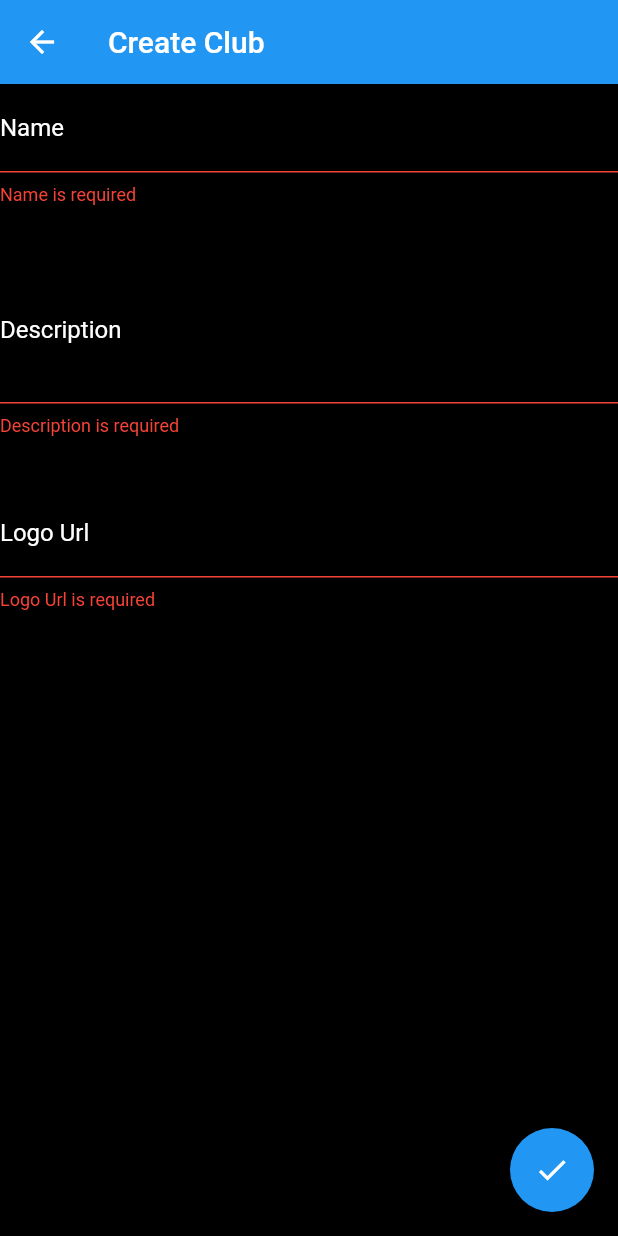
After one commit to StiveDevs/flutter_stive, a Flutter app: the CreateClub screen opened directly, after a tap on the "check" icon, on a phone screen of 412 x 824 dp. The commit adds this screen. Run offline on Flutter 3.47's test engine with Material 2 defaults, Android fonts, the phone set to English and light mode, and no system bars; our stand-ins replace flutter_login, flutter_spinkit; missing offline and left inert: polls.

Commit message:
added create club feature

```diff
--- a/lib/screens/clubs.dart
+++ b/lib/screens/clubs.dart
@@ -1,8 +1,7 @@
 import 'package:flutter/material.dart';
-import 'package:flutter/widgets.dart';
 import 'package:stive/dummy/club_data.dart';
-import 'package:stive/dummy/student_data.dart';
 import 'package:stive/screens/clubs_desp.dart';
+import 'package:stive/widgets/create_club.dart';
 
 class Clubs extends StatefulWidget {
   const Clubs({Key? key}) : super(key: key);
@@ -14,8 +13,7 @@ class Clubs extends StatefulWidget {
 class _ClubsState extends State<Clubs> {
   @override
   Widget build(BuildContext context) {
-    return Container(
-      child: ListView.builder(
+    return ListView.builder(
         itemCount: DUMMY_CLUB.length,
         itemBuilder: (BuildContext ctx, int index) {
           return Card(
@@ -40,7 +38,6 @@ class _ClubsState extends State<Clubs> {
               },
             ),
           );
-          }),
-    );
+        });
   }
 }
--- a/lib/screens/create_add_post.dart
+++ b/lib/screens/create_add_post.dart
@@ -12,11 +12,8 @@ class CreateAddPost extends StatefulWidget {
 }
 
 class _CreateAddPostState extends State<CreateAddPost> {
-  String? title;
-  String? description;
-  String? imageUrl;
+  String? title, description, imageUrl;
   PollWidget? poll;
-  FocusNode myFocusNode = new FocusNode();
   final _form = GlobalKey<FormState>();
   void _saveForm() {
     final isValid = _form.currentState!.validate();
@@ -53,6 +50,7 @@ class _CreateAddPostState extends State<CreateAddPost> {
       style: const TextStyle(color: Colors.white),
       decoration: const InputDecoration(
           labelText: 'Description', labelStyle: TextStyle(color: Colors.white)),
+      maxLines: 3,
       validator: (String? value) {
         if (value!.isEmpty) return 'Description is required';
       },
@@ -89,7 +87,13 @@ class _CreateAddPostState extends State<CreateAddPost> {
               child: Column(
                 children: [
                   buildTitle(),
+                  const SizedBox(
+                    height: 35,
+                  ),
                   buildDescription(),
+                  const SizedBox(
+                    height: 35,
+                  ),
                   buildImage(),
                   //buildPoll(),
                 ],
--- a/lib/screens/home_screen.dart
+++ b/lib/screens/home_screen.dart
@@ -2,6 +2,7 @@ import 'package:flutter/material.dart';
 import 'package:stive/models/student.dart';
 import 'package:stive/screens/settings.dart';
 import 'package:stive/screens/user_feed.dart';
+import 'package:stive/widgets/create_club.dart';
 
 import 'clubs.dart';
 
@@ -26,6 +27,16 @@ class _HomeScreenState extends State<HomeScreen> {
         appBar: AppBar(
           title: Text(titleSwitch(screen)),
         ),
+        floatingActionButton: titleSwitch(screen) == "Clubs"
+            ? FloatingActionButton(
+                onPressed: () {
+                  Navigator.push(
+                    context,
+                    MaterialPageRoute(builder: (context) => const CreateClub()),
+                  );
+                },
+                child: const Icon(Icons.add))
+            : const SizedBox.shrink(),
         body: screenSwitch(screen, widget.currUser),
         drawer: Drawer(
           backgroundColor: Theme.of(context).scaffoldBackgroundColor,
--- /dev/null
+++ b/lib/widgets/create_club.dart
@@ -0,0 +1,106 @@
+import 'package:flutter/material.dart';
+import 'package:stive/dummy/club_data.dart';
+import 'package:stive/models/club.dart';
+
+class CreateClub extends StatefulWidget {
+  const CreateClub({Key? key}) : super(key: key);
+
+  @override
+  State<CreateClub> createState() => _CreateClubState();
+}
+
+class _CreateClubState extends State<CreateClub> {
+  String? name, description, logoUrl;
+  final _form = GlobalKey<FormState>();
+  void _saveForm() {
+    final isValid = _form.currentState!.validate();
+    if (!isValid) {
+      return;
+    }
+    _form.currentState!.save();
+    DUMMY_CLUB.add(Club(
+        id: "id",
+        name: name!,
+        description: description!,
+        logoUrl: logoUrl!,
+        coordinators: [],
+        members: [],
+        posts: []));
+    Navigator.of(context).pop();
+  }
+
+  Widget buildName() {
+    return TextFormField(
+      style: const TextStyle(color: Colors.white),
+      decoration: const InputDecoration(
+          labelText: 'Name', labelStyle: TextStyle(color: Colors.white)),
+      validator: (String? value) {
+        if (value!.isEmpty) return 'Name is required';
+      },
+      onSaved: (String? value) {
+        name = value;
+      },
+    );
+  }
+
+  Widget buildDescription() {
+    return TextFormField(
+      style: const TextStyle(color: Colors.white),
+      decoration: const InputDecoration(
+        labelText: 'Description',
+        labelStyle: TextStyle(color: Colors.white),
+      ),
+      maxLines: 3,
+      validator: (String? value) {
+        if (value!.isEmpty) return 'Description is required';
+      },
+      onSaved: (String? value) {
+        description = value;
+      },
+    );
+  }
+
+  Widget buildLogoUrl() {
+    return TextFormField(
+      style: const TextStyle(color: Colors.white),
+      decoration: const InputDecoration(
+          labelText: 'Logo Url', labelStyle: TextStyle(color: Colors.white)),
+      validator: (String? value) {
+        if (value!.isEmpty) return 'Logo Url is required';
+      },
+      onSaved: (String? value) {
+        logoUrl = value;
+      },
+    );
+  }
+
+  @override
+  Widget build(BuildContext context) {
+    return Scaffold(
+      appBar: AppBar(
+        title: const Text('Create Club'),
+      ),
+      body: Form(
+          key: _form,
+          child: Column(
+            children: [
+              buildName(),
+              const SizedBox(
+                height: 35,
+              ),
+              buildDescription(),
+              const SizedBox(
+                height: 35,
+              ),
+              buildLogoUrl()
+            ],
+          )),
+      floatingActionButton: FloatingActionButton(
+        onPressed: (() {
+          _saveForm();
+        }),
+        child: const Icon(Icons.check),
+      ),
+    );
+  }
+}
```
Lines whose indentation alone changed are shown as unchanged.
